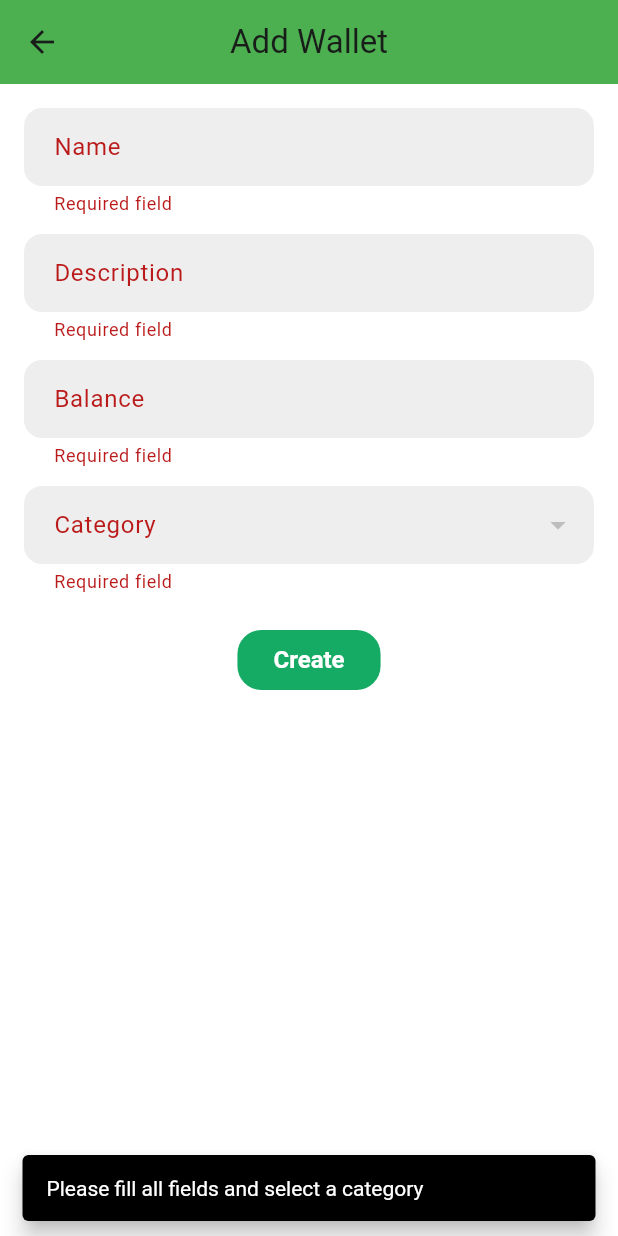
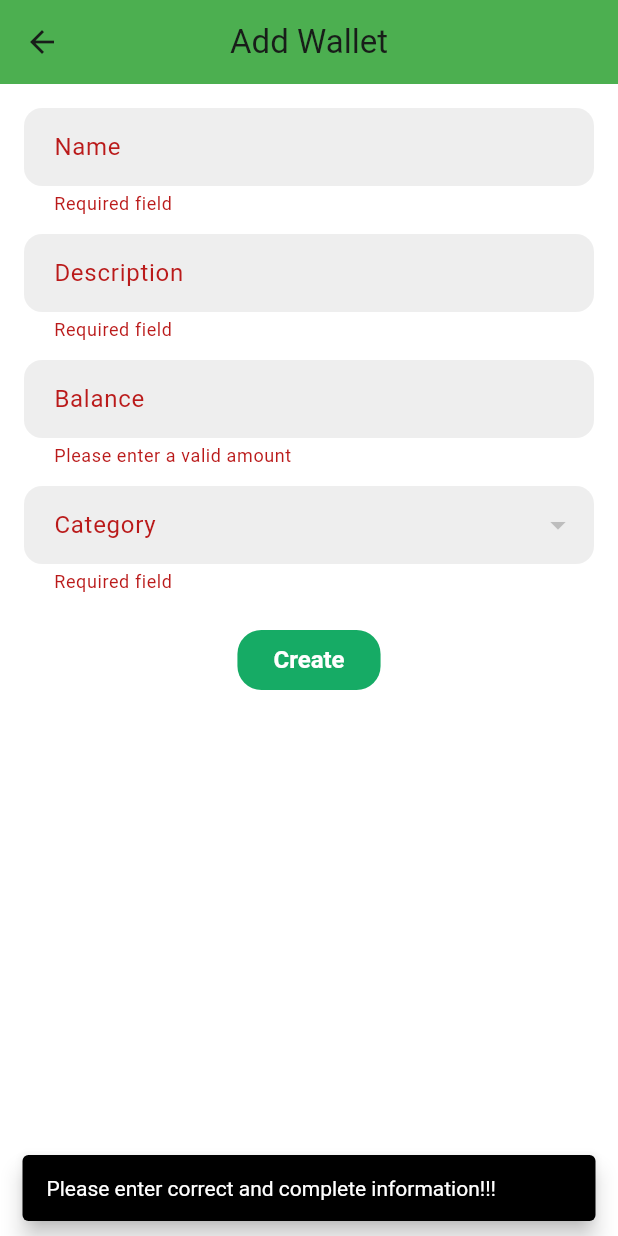
Before and after one commit to SoramYO/MoneyMind_Flutter, a Flutter app: the WalletAddScreen screen opened directly with empty values, after a tap on "Create", on a phone screen of 412 x 824 dp. Run offline on Flutter 3.47's test engine with Material 3 defaults, Android fonts, the phone set to English and light mode, and no system bars; our stand-ins replace cached_network_image, dartz, dio, firebase_analytics, firebase_core, firebase_messaging and 8 more; missing offline and left inert: signalr_core; accounts and stored records are empty; network calls fail.

Commit message:
delete wallet and validate add wallet

```diff
--- a/lib/data/source/wallet_api_service.dart
+++ b/lib/data/source/wallet_api_service.dart
@@ -109,12 +109,10 @@ Future<Either<String, Wallet>> createWallet(Map<String, dynamic> walletData) asy
   @override
   Future<Either<String, bool>> deleteWallet(String id) async {
     try {
-      final response = await sl<DioClient>().delete(
-        '${ApiUrls.wallet}/$id',
-      );
+      final response = await sl<DioClient>().put('${ApiUrls.wallet}/$id/delete');
 
       if (response.statusCode == 200) {
-        return const Right(true);
+        return Right(true);
       }
 
       return Left(response.data['message'] ?? 'Lỗi không xác định');
--- a/lib/domain/repository/wallet.dart
+++ b/lib/domain/repository/wallet.dart
@@ -8,4 +8,7 @@ abstract class WalletRepository {
   });
     Future<Either<String, Wallet>> createWallet(
      Map<String, dynamic> walletData);
+     Future<Either<String, Wallet>> updateWallet(
+     Map<String, dynamic> walletData);
+      Future<Either<String, bool>> deleteWallet(String id);
 }
--- a/lib/presentation/wallet/wallet_add.dart
+++ b/lib/presentation/wallet/wallet_add.dart
@@ -65,9 +65,10 @@ class _WalletAddScreenState extends State<WalletAddScreen> {
     );
   }
 
+//nhập sai thông tin hoặc chưa chọn danh mục ví
   Future<void> _createWallet() async {
     if (!_formKey.currentState!.validate() || _selectedCategory == null) {
-      _showSnackbar("Please fill all fields and select a category");
+      _showSnackbar("Please enter correct and complete information!!!");
       return;
     }
 
@@ -126,6 +127,7 @@ class _WalletAddScreenState extends State<WalletAddScreen> {
                 key: _formKey,
                 child: Column(
                   children: [
+                    // Name field validation
                     TextFormField(
                       controller: _nameController,
                       decoration: _inputDecoration("Name"),
@@ -133,6 +135,7 @@ class _WalletAddScreenState extends State<WalletAddScreen> {
                           value?.isEmpty ?? true ? "Required field" : null,
                     ),
                     SizedBox(height: 12),
+                    // Description field validation
                     TextFormField(
                       controller: _descriptionController,
                       decoration: _inputDecoration("Description"),
@@ -140,14 +143,24 @@ class _WalletAddScreenState extends State<WalletAddScreen> {
                           value?.isEmpty ?? true ? "Required field" : null,
                     ),
                     SizedBox(height: 12),
+                    // Balance field validation
                     TextFormField(
                       controller: _balanceController,
                       decoration: _inputDecoration("Balance"),
                       keyboardType: TextInputType.number,
-                      validator: (value) =>
-                          value?.isEmpty ?? true ? "Required field" : null,
+                      validator: (value) {
+                        if (value == null || value.isEmpty) {
+                          return "Please enter a valid amount";
+                        }
+                        final balance = double.tryParse(value);
+                        if (balance == null) {
+                          return "Invalid number";
+                        }
+                        return null;
+                      },
                     ),
                     SizedBox(height: 12),
+                    // Category dropdown validation
                     DropdownButtonFormField<WalletCategory>(
                       value: _selectedCategory,
                       decoration: _inputDecoration("Category"),
```
Also changed, not shown: lib/data/repository/wallet.dart (+19 -0 lines), lib/presentation/wallet/wallet_list.dart (+81 -1 lines).
